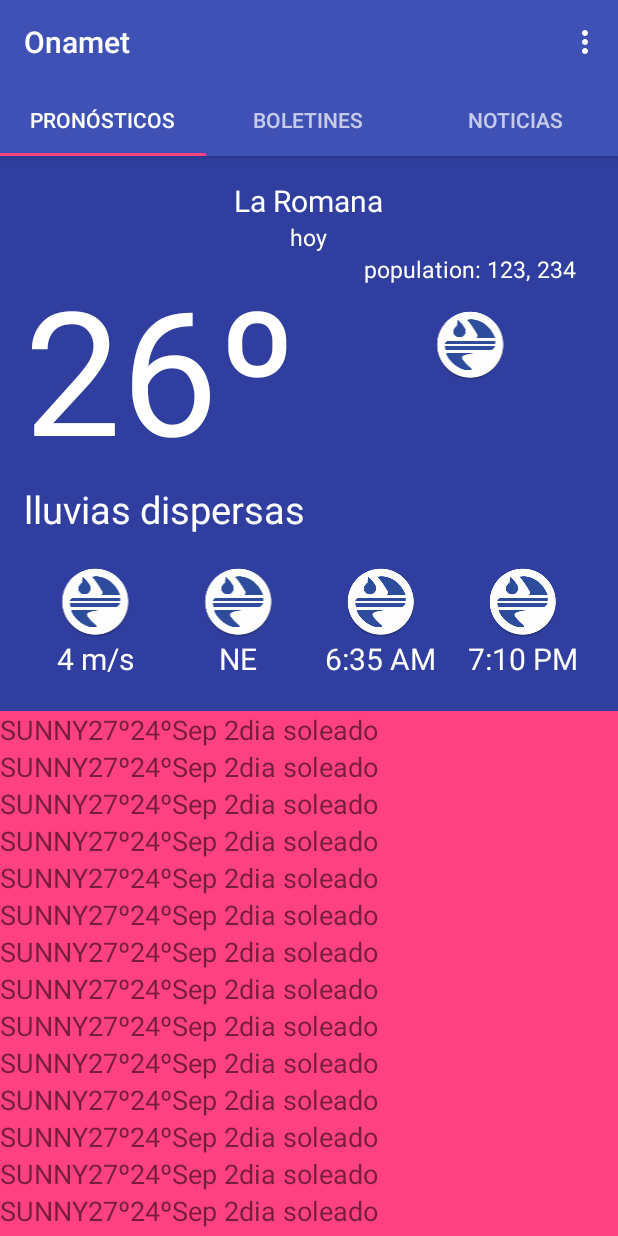
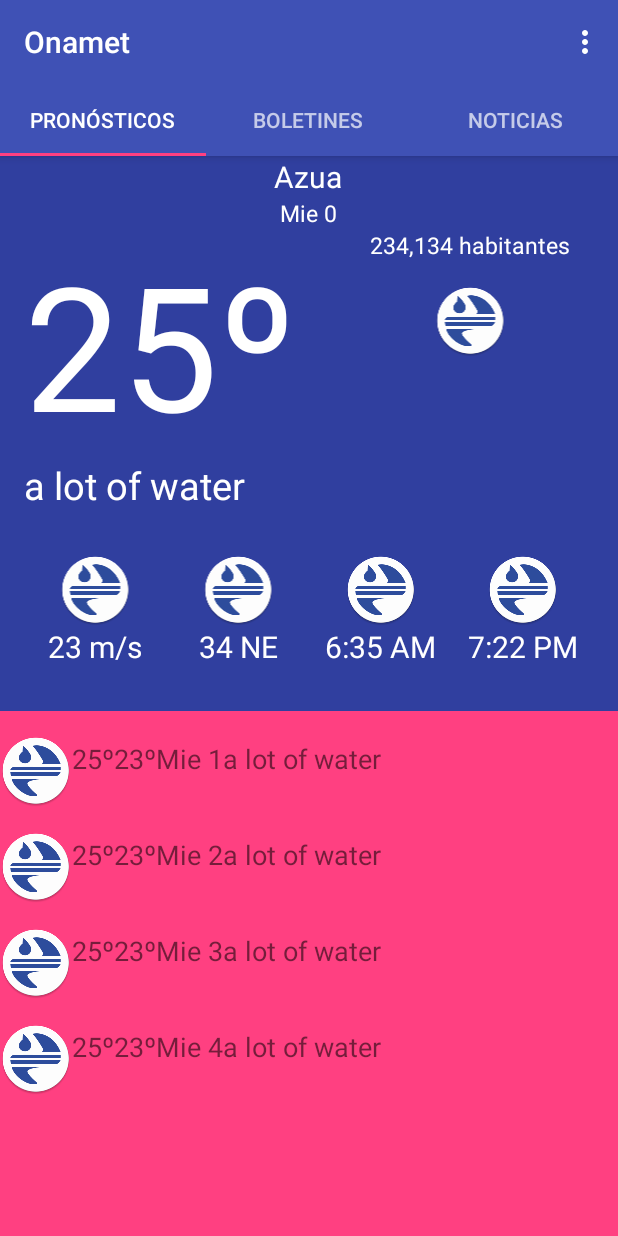
Before and after one commit to erikmejias/Onamet, an Android app: the screen it shows after launch (MainActivity), on a phone screen of 412 x 824 dp. Run offline under Robolectric (Android 15) with nearby library versions, the phone set to English and light mode, and no system bars; our stand-ins replace AdMob, Firebase (no records; nobody signed in at launch, a user with empty details on screens opened directly); plain views replace NativeExpressAdView.

Commit message:
Added Ads support Organized data using native objects (Forecast) Finished ForecastAdapter to use Forecast object fields.

```diff
--- a/app/src/main/java/com/erikmejia/onamet/MainActivity.java
+++ b/app/src/main/java/com/erikmejia/onamet/MainActivity.java
@@ -64,20 +64,10 @@ public class MainActivity extends AppCompatActivity {
         toolbar = (Toolbar) findViewById(R.id.toolbar);
         setSupportActionBar(toolbar);
 
-//        DEMO DATA for future forecasts
-        String[] demoData = {"today", "tomorrow", "Marcell", "Cindy", "MacBook Pro"};
-
 //        Cache data to local disk ( OFFLINE SUPPORT ).
 //        FirebaseDatabase.getInstance().setPersistenceEnabled(true);
 
-        /*azuaReference= FirebaseDatabase.getInstance().getReference("/demo");
-        RecyclerView forecastList = (RecyclerView)
-                findViewById(R.id.future_forecast_recycler_list);
-        forecastList.setHasFixedSize(true);
-        forecastList.setLayoutManager(new LinearLayoutManager(this));
-
-        ForecastAdapter forecastsAdapter = new ForecastAdapter(demoData);
-        forecastList.setAdapter(forecastsAdapter);*/
+//        azuaReference= FirebaseDatabase.getInstance().getReference("/demo");
 
         viewPager = (ViewPager) findViewById(R.id.viewpager);
         setViewPager(viewPager);
--- a/app/src/main/java/com/erikmejia/onamet/model/Forecast.java
+++ b/app/src/main/java/com/erikmejia/onamet/model/Forecast.java
@@ -18,6 +18,7 @@ public class Forecast {
     private String lat;         // Latitude
     private String lon;         // Longitude
     private String deg;         // Wind direction
+    private String date;        // Forecast date
 
     public Forecast() {
 //        Empty constructor
@@ -25,7 +26,8 @@ public class Forecast {
 
     public Forecast(String max, String min, String speed, String humidity, String sunrise_time,
                     String sunset_time, String name, String population,
-                    String description, String lat, String lon, String deg) {
+                    String description, String lat, String lon, String deg,
+                    String date) {
 
         this.max = max;
         this.min = min;
@@ -39,6 +41,7 @@ public class Forecast {
         this.lat = lat;
         this.lon = lon;
         this.deg = deg;
+        this.date = date;
     }
 
     public String getMax() {
@@ -136,4 +139,12 @@ public class Forecast {
     public void setDeg(String deg) {
         this.deg = deg;
     }
+
+    public String getDate() {
+      return date;
+    }
+
+    public void setDate(String date) {
+      this.date = date;
+    }
 }
--- a/app/src/main/java/com/erikmejia/onamet/model/ForecastAdapter.java
+++ b/app/src/main/java/com/erikmejia/onamet/model/ForecastAdapter.java
@@ -9,6 +9,8 @@ import android.widget.TextView;
 
 import com.erikmejia.onamet.R;
 
+import java.util.List;
+
 /**
  * Created by erik on 9/2/16.
  */
@@ -16,11 +18,12 @@ import com.erikmejia.onamet.R;
 public class ForecastAdapter extends RecyclerView.Adapter<ForecastAdapter.ViewHolder>{
     private String TAG = ForecastAdapter.class.getSimpleName();
 
-    private String[] dataset;
+    private List<Forecast> dataset;
 
-    public ForecastAdapter(String[] receivedData){
+    public ForecastAdapter(List<Forecast> receivedData){
         dataset = receivedData;
-        Log.d(TAG, "ForecastAdapter: " + dataset.length);
+        dataset.remove(0);
+        Log.d(TAG, "ForecastAdapter: " + dataset.size());
     }
 
     @Override
@@ -34,24 +37,23 @@ public class ForecastAdapter extends RecyclerView.Adapter<ForecastAdapter.ViewHo
 
     @Override
     public void onBindViewHolder(ViewHolder holder, int position) {
-        holder.max_temperature.setText("27º");
-        holder.min_temperature.setText("24º");
-        holder.date.setText("Sep 2");
-        holder.icon.setText("SUNNY");
-        holder.forecast_description.setText("dia soleado");
-        Log.d(TAG, "onBindViewHolder: " + dataset[position]);
+//        Setting up received forecast data to it's appropiate holder view.
+        holder.max_temperature.setText(dataset.get(position).getMax());
+        holder.min_temperature.setText(dataset.get(position).getMin());
+        holder.date.setText(dataset.get(position).getDate());
+        holder.forecast_description.setText(dataset.get(position).getDescription());
+        Log.d(TAG, "onBindViewHolder: " + dataset.get(position));
     }
 
     @Override
     public int getItemCount() {
-        return dataset.length;
+        return dataset.size();
     }
 
     public class ViewHolder extends RecyclerView.ViewHolder {
         public TextView max_temperature;
         public TextView min_temperature;
         public TextView date;
-        public TextView icon;
         public TextView forecast_description;
 
         public ViewHolder(View itemView) {
@@ -59,7 +61,6 @@ public class ForecastAdapter extends RecyclerView.Adapter<ForecastAdapter.ViewHo
             max_temperature = (TextView) itemView.findViewById(R.id.future_forecast_max_temperature);
             min_temperature = (TextView) itemView.findViewById(R.id.future_forecast_min_temperature);
             date = (TextView) itemView.findViewById(R.id.future_forecast_date_title);
-            icon = (TextView) itemView.findViewById(R.id.future_forecast_icon);
             forecast_description = (TextView) itemView.findViewById(R.id.future_forecast_description);
         }
     }
--- a/app/src/main/java/com/erikmejia/onamet/ui/ForecastFragment.java
+++ b/app/src/main/java/com/erikmejia/onamet/ui/ForecastFragment.java
@@ -5,13 +5,21 @@ import android.support.annotation.Nullable;
 import android.support.v4.app.Fragment;
 import android.support.v7.widget.LinearLayoutManager;
 import android.support.v7.widget.RecyclerView;
+import android.util.Log;
 import android.view.LayoutInflater;
 import android.view.View;
 import android.view.ViewGroup;
+import android.widget.TextView;
 
 import com.erikmejia.onamet.R;
+import com.erikmejia.onamet.model.Forecast;
 import com.erikmejia.onamet.model.ForecastAdapter;
+import com.google.android.gms.ads.AdRequest;
+import com.google.android.gms.ads.NativeExpressAdView;
 import com.google.firebase.database.FirebaseDatabase;
+
+import java.util.ArrayList;
+import java.util.List;
 
 /**
  * Created by erik on 9/4/16.
@@ -20,8 +28,10 @@ import com.google.firebase.database.FirebaseDatabase;
  */
 
 public class ForecastFragment extends Fragment {
+    private static String TAG = ForecastFragment.class.getSimpleName();
 
     private String[] demoData;
+    private List<Forecast> forecastsData;
 
     public ForecastFragment() {
 //        required empty constructor.
@@ -35,6 +45,9 @@ public class ForecastFragment extends Fragment {
         demoData = new String[]{"today", "tomorrow", "Marcell", "Cindy",
                 "MacBook Pro", "Alvin", "Eduardo", "Brayan", "Jorge", "Joel",
                 "Jeissy", "David", "Daniel", "Fausto"};
+
+        loadDemoData();
+        Log.d(TAG, "onCreate: created " + forecastsData.size() + " forecasts entries");
     }
 
     @Nullable
@@ -48,13 +61,61 @@ public class ForecastFragment extends Fragment {
 //        FirebaseDatabase.getInstance().setPersistenceEnabled(true);
 
 //        azuaReference= FirebaseDatabase.getInstance().getReference("/demo");
+        loadTodayData(rootView);
         RecyclerView forecastList = (RecyclerView)
                 rootView.findViewById(R.id.future_forecast_recycler_list);
         forecastList.setHasFixedSize(true);
         forecastList.setLayoutManager(new LinearLayoutManager(container.getContext()));
 
-        ForecastAdapter forecastsAdapter = new ForecastAdapter(demoData);
+        ForecastAdapter forecastsAdapter = new ForecastAdapter(forecastsData);
         forecastList.setAdapter(forecastsAdapter);
+
+        /*NativeExpressAdView adView = (NativeExpressAdView) rootView.findViewById(R.id.forecastAd);
+
+        AdRequest request = new AdRequest.Builder()
+                .addTestDevice("E0451870C934704914ACFF7D2E7F7F7F")
+                .build();
+        adView.loadAd(request); // Load ad into the view*/
+
         return rootView;
     }
+
+    public void loadDemoData() {
+//        Initialize a forecast objects holder.
+        forecastsData = new ArrayList<Forecast>();
+
+        for (int i = 0; i < 5; i++) {
+            Forecast forecast = new Forecast(
+                    "25º", "23º", "23 m/s", "33%", "6:35 AM", "7:22 PM", "Azua", "234,134 habitantes",
+                    "a lot of water", "3923.454", "354.223", "34 NE", "Mie " + i
+            );
+//            Add new forecast objects to the list.
+            forecastsData.add(forecast);
+        }
+    }
+
+    private void loadTodayData(View rootView) {
+        Forecast todayForecast = forecastsData.get(0);
+//        Get references prior to setting text.
+
+        TextView cityName = (TextView) rootView.findViewById(R.id.city_name_text);
+        TextView date = (TextView) rootView.findViewById(R.id.today_date_text);
+        TextView population = (TextView) rootView.findViewById(R.id.today_city_population);
+        TextView description = (TextView) rootView.findViewById(R.id.today_forecast_description_text);
+        TextView windSpeed = (TextView) rootView.findViewById(R.id.today_wind_text);
+        TextView degrees = (TextView) rootView.findViewById(R.id.today_degrees_text);
+        TextView sunset = (TextView) rootView.findViewById(R.id.today_sunset_text);
+        TextView sunrise = (TextView) rootView.findViewById(R.id.today_sunrise_text);
+        TextView maxTemperature = (TextView) rootView.findViewById(R.id.today_forecast_max_text);
+
+        cityName.setText(todayForecast.getName());
+        date.setText(todayForecast.getDate());
+        population.setText(todayForecast.getPopulation());
+        description.setText(todayForecast.getDescription());
+        windSpeed.setText(todayForecast.getSpeed());
+        degrees.setText(todayForecast.getDeg());
+        sunrise.setText(todayForecast.getSunrise_time());
+        sunset.setText(todayForecast.getSunset_time());
+        maxTemperature.setText(todayForecast.getMax());
+    }
 }
--- a/app/src/main/java/com/erikmejia/onamet/ui/NewsFragment.java
+++ b/app/src/main/java/com/erikmejia/onamet/ui/NewsFragment.java
@@ -11,6 +11,8 @@ import android.view.ViewGroup;
 
 import com.erikmejia.onamet.R;
 import com.erikmejia.onamet.model.NewsAdapter;
+import com.google.android.gms.ads.AdRequest;
+import com.google.android.gms.ads.NativeExpressAdView;
 
 /**
  * Created by erik on 9/4/16.
@@ -51,6 +53,13 @@ public class NewsFragment extends Fragment {
         NewsAdapter newsAdapter = new NewsAdapter(demoData);
         bulletinsList.setAdapter(newsAdapter);
 
+        NativeExpressAdView adView = (NativeExpressAdView) rootView.findViewById(R.id.newsAd);
+
+        AdRequest request = new AdRequest.Builder()
+                .addTestDevice("E0451870C934704914ACFF7D2E7F7F7F")
+                .build();
+        adView.loadAd(request); // Load ad into the view
+
         return rootView;
     }
 }
--- a/app/src/main/res/layout/forecast_item.xml
+++ b/app/src/main/res/layout/forecast_item.xml
@@ -1,18 +1,21 @@
 <?xml version="1.0" encoding="utf-8"?>
-<LinearLayout xmlns:android="http://schemas.android.com/apk/res/android"
+<LinearLayout
+    xmlns:android="http://schemas.android.com/apk/res/android"
     xmlns:tools="http://schemas.android.com/tools"
+    xmlns:app="http://schemas.android.com/apk/res-auto"
     android:orientation="horizontal"
     android:layout_width="match_parent"
     android:layout_height="wrap_content">
 
-    <TextView
-        tools:text="ICON"
-        android:textSize="18sp"
-        android:id="@+id/future_forecast_icon"
+    <ImageView
+        android:layout_marginTop="@dimen/activity_vertical_margin"
         android:layout_width="wrap_content"
-        android:layout_height="wrap_content" />
+        android:layout_height="wrap_content"
+        app:srcCompat="@mipmap/ic_launcher"
+        android:id="@+id/today_weather_icon"/>
 
     <TextView
+        android:layout_gravity="center"
         tools:text="28º"
         android:textSize="18sp"
         android:id="@+id/future_forecast_max_temperature"
@@ -20,6 +23,7 @@
         android:layout_height="wrap_content" />
 
     <TextView
+        android:layout_gravity="center"
         tools:text="18º"
         android:textSize="18sp"
         android:id="@+id/future_forecast_min_temperature"
@@ -27,6 +31,7 @@
         android:layout_height="wrap_content" />
 
     <TextView
+        android:layout_gravity="center"
         tools:text="Lun 22"
         android:textSize="18sp"
         android:id="@+id/future_forecast_date_title"
@@ -34,6 +39,7 @@
         android:layout_height="wrap_content" />
 
     <TextView
+        android:layout_gravity="center"
         tools:text="cielo claro"
         android:textSize="18sp"
         android:id="@+id/future_forecast_description"
--- a/app/src/main/res/layout/forecasts_layout.xml
+++ b/app/src/main/res/layout/forecasts_layout.xml
@@ -1,6 +1,7 @@
 <RelativeLayout xmlns:android="http://schemas.android.com/apk/res/android"
     xmlns:tools="http://schemas.android.com/tools"
     xmlns:app="http://schemas.android.com/apk/res-auto"
+    xmlns:ads="http://schemas.android.com/apk/res-auto"
     android:id="@+id/activity_main"
     android:layout_width="match_parent"
     android:layout_height="match_parent"
@@ -16,7 +17,6 @@
         android:background="@color/colorPrimaryDark">
 
         <LinearLayout
-            android:paddingTop="@dimen/activity_horizontal_margin"
             android:id="@+id/today_forecast_top"
             android:orientation="vertical"
             android:layout_width="match_parent"
@@ -24,7 +24,7 @@
 
             <TextView
                 android:id="@+id/city_name_text"
-                android:text="La Romana"
+                tools:text="La Romana"
                 android:textSize="20sp"
                 android:textColor="#fff"
                 android:layout_gravity="center_horizontal"
@@ -32,7 +32,7 @@
                 android:layout_height="wrap_content" />
             <TextView
                 android:id="@+id/today_date_text"
-                android:text="hoy"
+                tools:text="hoy"
                 android:textSize="15sp"
                 android:textColor="#fff"
                 android:layout_gravity="center_horizontal"
@@ -55,14 +55,16 @@
                 android:layout_height="wrap_content">
 
                 <TextView
-                    android:text="26º"
+                    android:id="@+id/today_forecast_max_text"
+                    tools:text="26º"
                     android:textSize="115sp"
                     android:textColor="#fff"
                     android:layout_width="match_parent"
                     android:layout_height="wrap_content" />
 
                 <TextView
-                    android:text="lluvias dispersas"
+                    android:id="@+id/today_forecast_description_text"
+                    tools:text="lluvias dispersas"
                     android:textSize="25sp"
                     android:textColor="#fff"
                     android:layout_width="match_parent"
@@ -78,7 +80,8 @@
                 android:layout_height="match_parent">
 
                 <TextView
-                    android:text="population: 123, 234"
+                    android:id="@+id/today_city_population"
+                    tools:text="population: 123, 234"
                     android:textSize="15sp"
                     android:textColor="#fff"
                     android:layout_width="wrap_content"
@@ -117,7 +120,8 @@
                     android:id="@+id/today_wind_icon"/>
 
                 <TextView
-                    android:text="4 m/s"
+                    android:id="@+id/today_wind_text"
+                    tools:text="4 m/s"
                     android:textSize="20sp"
                     android:textColor="#fff"
                     android:layout_width="wrap_content"
@@ -139,7 +143,8 @@
                     android:id="@+id/today_orientation_icon"/>
 
                 <TextView
-                    android:text="NE"
+                    android:id="@+id/today_degrees_text"
+                    tools:text="NE"
                     android:textSize="20sp"
                     android:textColor="#fff"
                     android:layout_width="wrap_content"
@@ -161,7 +166,8 @@
                     android:id="@+id/today_sunrise_icon"/>
 
                 <TextView
-                    android:text="6:35 AM"
+                    android:id="@+id/today_sunrise_text"
+                    tools:text="6:35 AM"
                     android:textSize="20sp"
                     android:textColor="#fff"
                     android:layout_width="wrap_content"
@@ -184,7 +190,8 @@
                     android:id="@+id/today_sunset_icon"/>
 
                 <TextView
-                    android:text="7:10 PM"
+                    android:id="@+id/today_sunset_text"
+                    tools:text="7:10 PM"
                     android:textSize="20sp"
                     android:textColor="#fff"
                     android:layout_width="wrap_content"
@@ -196,7 +203,7 @@
 
     </RelativeLayout>
 
-    <!-- Future forecast layout -->
+    <!-- Future forecast layout - TODO: Change Layout height-->
     <LinearLayout
         android:id="@+id/future_forecast_layout"
         android:layout_below="@id/today_forecast_layout"
@@ -214,6 +221,16 @@
 
     </LinearLayout>
 
+    <!--<com.google.android.gms.ads.NativeExpressAdView
+        android:layout_below="@id/future_forecast_layout"
+        android:id="@+id/forecastAd"
+        android:layout_centerHorizontal="true"
+        android:layout_width="wrap_content"
+        android:layout_height="wrap_content"
+        ads:adUnitId="ca-app-pub-6005843157698202/3043293572"
+        ads:adSize="390x132">
+    </com.google.android.gms.ads.NativeExpressAdView>-->
+
 
 
 
--- a/app/src/main/res/layout/news_layout.xml
+++ b/app/src/main/res/layout/news_layout.xml
@@ -1,11 +1,24 @@
 <?xml version="1.0" encoding="utf-8"?>
-<LinearLayout xmlns:android="http://schemas.android.com/apk/res/android"
-    android:orientation="vertical" android:layout_width="match_parent"
+<RelativeLayout
+    xmlns:android="http://schemas.android.com/apk/res/android"
+    xmlns:ads="http://schemas.android.com/apk/res-auto"
+    android:orientation="vertical"
+    android:layout_width="match_parent"
     android:layout_height="match_parent">
 
     <android.support.v7.widget.RecyclerView
         android:id="@+id/news_recyler_list"
         android:layout_width="match_parent"
-        android:layout_height="match_parent" />
+        android:layout_height="wrap_content" />
 
-</LinearLayout>
+    <com.google.android.gms.ads.NativeExpressAdView
+        android:layout_below="@id/news_recyler_list"
+        android:id="@+id/newsAd"
+        android:layout_centerHorizontal="true"
+        android:layout_width="wrap_content"
+        android:layout_height="wrap_content"
+        ads:adUnitId="ca-app-pub-6005843157698202/2705216379"
+        ads:adSize="390x132">
+    </com.google.android.gms.ads.NativeExpressAdView>
+
+</RelativeLayout>
```
